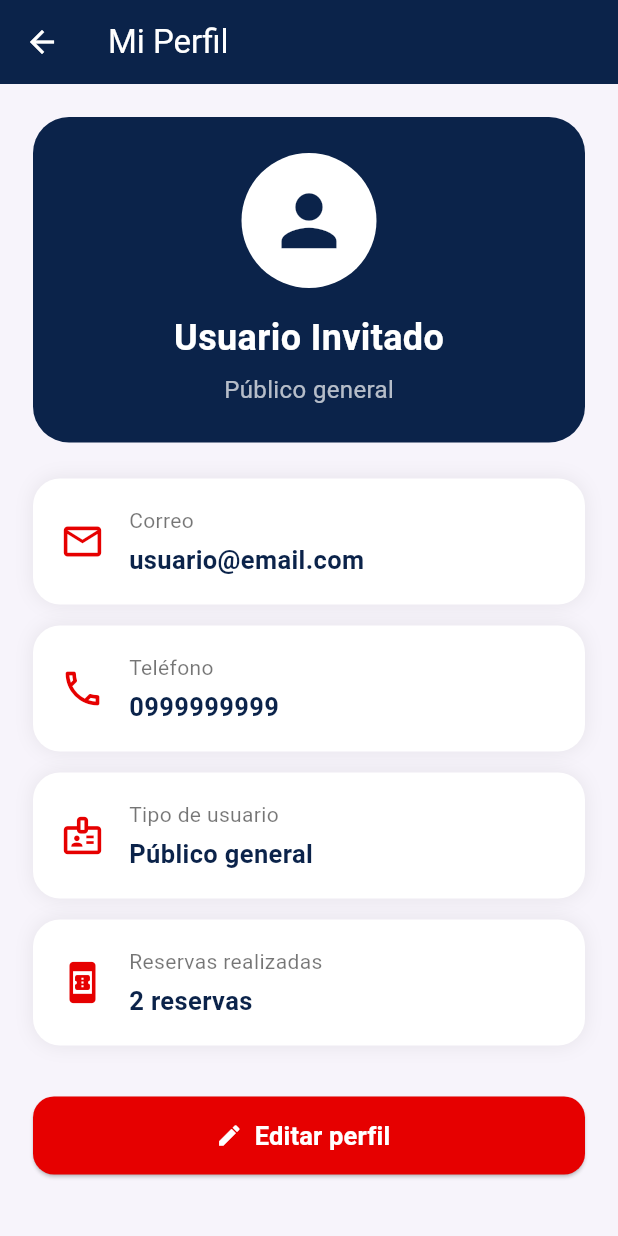
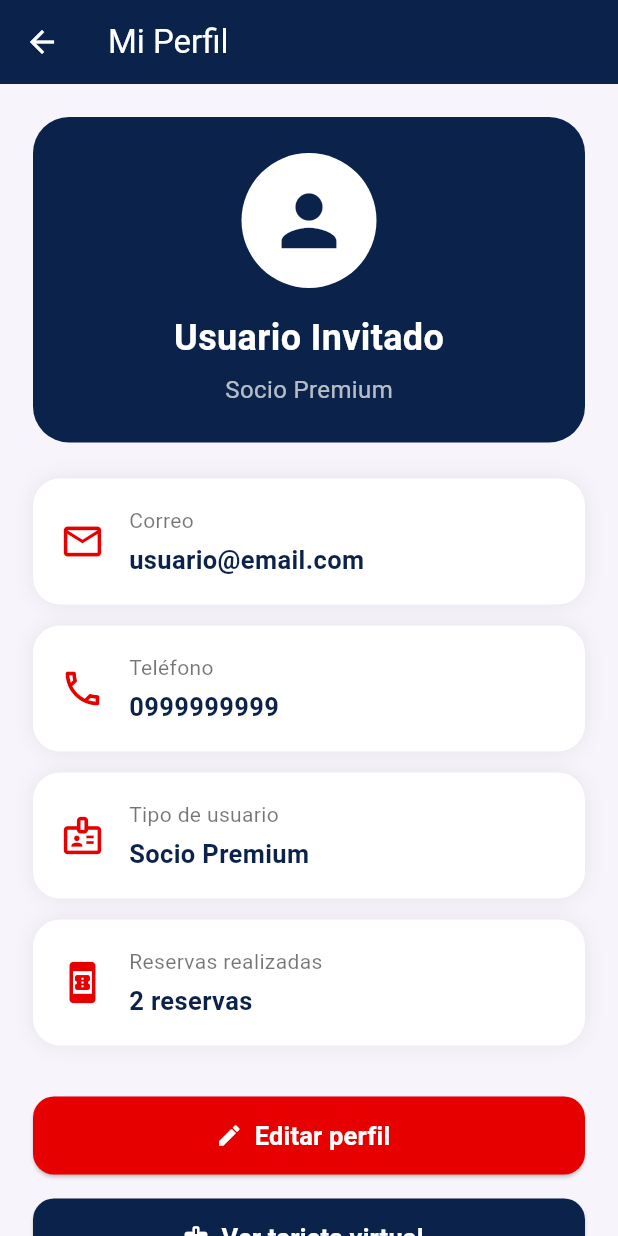
Before and after one commit to emi123gxt-gif/centro_exposiciones_app, a Flutter app: the PerfilScreen screen opened directly, on a phone screen of 412 x 824 dp. Run offline on Flutter 3.47's test engine with Material 3 defaults, Android fonts, the phone set to English and light mode, and no system bars.

Commit message:
Se agregó tarjeta virtual de socio y mejoras visuales

```diff
--- a/lib/screens/perfil/perfil_screen.dart
+++ b/lib/screens/perfil/perfil_screen.dart
@@ -1,5 +1,6 @@
 import 'package:flutter/material.dart';
 import 'editar_perfil_screen.dart';
+import '../socios/tarjeta_socio_screen.dart';
 
 class PerfilScreen extends StatelessWidget {
   const PerfilScreen({super.key});
@@ -15,10 +16,7 @@ class PerfilScreen extends StatelessWidget {
       appBar: AppBar(
         backgroundColor: azulOscuro,
         iconTheme: const IconThemeData(color: Colors.white),
-        title: const Text(
-          'Mi Perfil',
-          style: TextStyle(color: Colors.white),
-        ),
+        title: const Text('Mi Perfil', style: TextStyle(color: Colors.white)),
       ),
       body: SingleChildScrollView(
         padding: const EdgeInsets.all(22),
@@ -36,11 +34,7 @@ class PerfilScreen extends StatelessWidget {
                   CircleAvatar(
                     radius: 45,
                     backgroundColor: Colors.white,
-                    child: Icon(
-                      Icons.person,
-                      size: 55,
-                      color: azulOscuro,
-                    ),
+                    child: Icon(Icons.person, size: 55, color: azulOscuro),
                   ),
                   SizedBox(height: 16),
                   Text(
@@ -53,11 +47,8 @@ class PerfilScreen extends StatelessWidget {
                   ),
                   SizedBox(height: 6),
                   Text(
-                    'Público general',
-                    style: TextStyle(
-                      color: Colors.white70,
-                      fontSize: 16,
-                    ),
+                    'Socio Premium',
+                    style: TextStyle(color: Colors.white70, fontSize: 16),
                   ),
                 ],
               ),
@@ -80,7 +71,7 @@ class PerfilScreen extends StatelessWidget {
             _infoCard(
               icon: Icons.badge_outlined,
               title: 'Tipo de usuario',
-              value: 'Público general',
+              value: 'Socio Premium',
             ),
 
             _infoCard(
@@ -113,10 +104,36 @@ class PerfilScreen extends StatelessWidget {
                 icon: const Icon(Icons.edit),
                 label: const Text(
                   'Editar perfil',
-                  style: TextStyle(
-                    fontSize: 17,
-                    fontWeight: FontWeight.bold,
+                  style: TextStyle(fontSize: 17, fontWeight: FontWeight.bold),
+                ),
+              ),
+            ),
+
+            const SizedBox(height: 16),
+
+            SizedBox(
+              width: double.infinity,
+              height: 52,
+              child: ElevatedButton.icon(
+                style: ElevatedButton.styleFrom(
+                  backgroundColor: azulOscuro,
+                  foregroundColor: Colors.white,
+                  shape: RoundedRectangleBorder(
+                    borderRadius: BorderRadius.circular(14),
                   ),
+                ),
+                onPressed: () {
+                  Navigator.push(
+                    context,
+                    MaterialPageRoute(
+                      builder: (context) => const TarjetaSocioScreen(),
+                    ),
+                  );
+                },
+                icon: const Icon(Icons.badge),
+                label: const Text(
+                  'Ver tarjeta virtual',
+                  style: TextStyle(fontSize: 17, fontWeight: FontWeight.bold),
                 ),
               ),
             ),
@@ -139,10 +156,7 @@ class PerfilScreen extends StatelessWidget {
         color: Colors.white,
         borderRadius: BorderRadius.circular(18),
         boxShadow: [
-          BoxShadow(
-            color: Colors.black.withOpacity(0.07),
-            blurRadius: 10,
-          ),
+          BoxShadow(color: Colors.black.withOpacity(0.07), blurRadius: 10),
         ],
       ),
       child: Row(
@@ -154,10 +168,7 @@ class PerfilScreen extends StatelessWidget {
             children: [
               Text(
                 title,
-                style: const TextStyle(
-                  color: Colors.black54,
-                  fontSize: 14,
-                ),
+                style: const TextStyle(color: Colors.black54, fontSize: 14),
               ),
               const SizedBox(height: 4),
               Text(
```
Also changed, not shown: lib/screens/socios/tarjeta_socio_screen.dart (added, +209 -0 lines).
